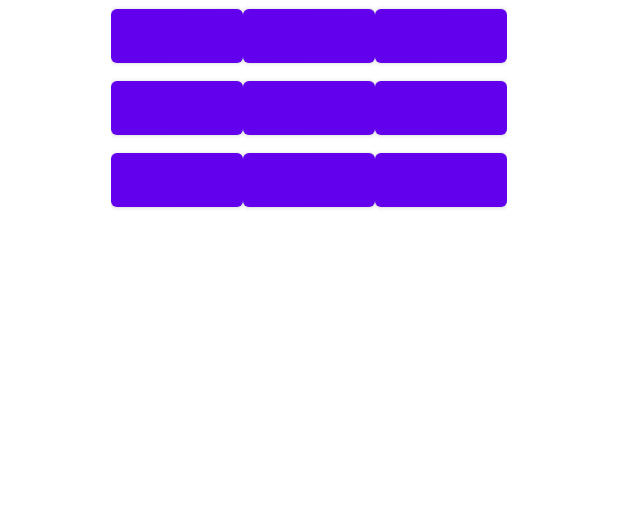
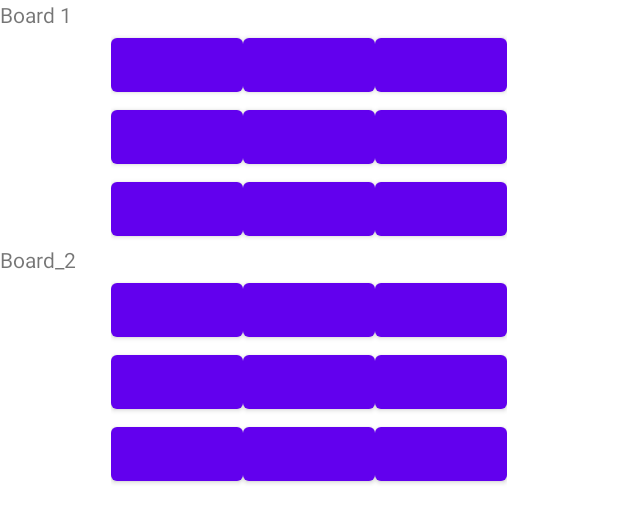
Before and after one commit to alexk2111/TicTacToe, an Android app: the layout activity_main.xml on its own in the app's theme, with its tools: preview values and no code run, on a phone screen of 412 x 824 dp. Shown: the top 523 px of the screen. Run offline under Robolectric (Android 15) with nearby library versions, the phone set to English and light mode, and no system bars.

Commit message:
Create board2

```diff
--- a/app/src/main/java/com/sigmasoftware/akucherenko/tictactoe/MainActivity.kt
+++ b/app/src/main/java/com/sigmasoftware/akucherenko/tictactoe/MainActivity.kt
@@ -15,17 +15,20 @@ private lateinit var binding: ActivityMainBinding
 class MainActivity : AppCompatActivity() {
 
     private lateinit var listOfViewBoard1: MutableList<Button>
+    private lateinit var listOfViewBoard2: MutableList<Button>
 
     override fun onCreate(savedInstanceState: Bundle?) {
         super.onCreate(savedInstanceState)
-//        setContentView(R.layout.activity_main)
         binding = ActivityMainBinding.inflate(layoutInflater)
         val view = binding.root
         setContentView(view)
 
-        val lay: LinearLayout = binding.board1 // findViewById(R.id.board1)
+        val board1: LinearLayout = binding.board1
+        val board2: LinearLayout = binding.board2
 
-        listOfViewBoard1 = createListOfView(lay)
+        listOfViewBoard1 = createListOfView(board1)
+        listOfViewBoard2 = createListOfView(board2)
+
     }
 
     private fun createListOfView(vg: View): MutableList<Button> {
@@ -41,7 +44,7 @@ class MainActivity : AppCompatActivity() {
         return localList
     }
 
-    fun onClickPole1(view: android.view.View) {
+    fun onClickBoard1(view: android.view.View) {
         val button: Button = view as Button
         if (button.text.toString() == "X" || button.text.toString() == "O") return
         button.text = "X"
@@ -60,4 +63,19 @@ class MainActivity : AppCompatActivity() {
         val randomStop = Random.nextInt(0, 10) * 1000
         delay(randomStop.toLong())
     }
+
+    fun onClickBoard2(view: android.view.View) {
+        val button: Button = view as Button
+        if (button.text.toString() == "X" || button.text.toString() == "O") return
+        button.text = "X"
+        listOfViewBoard2.removeAt(listOfViewBoard2.indexOf(button))
+        if (listOfViewBoard2.size == 0) return
+        GlobalScope.launch(Dispatchers.Main) {
+            delay(2000)
+            val button = listOfViewBoard2[(Random.nextInt(0, listOfViewBoard2.size - 1))]
+            withContext(Dispatchers.IO) { machineStep() }
+            button.text = "O"
+            listOfViewBoard2.removeAt(listOfViewBoard2.indexOf(button))
+        }
+    }
 }
--- a/app/src/main/res/layout/activity_main.xml
+++ b/app/src/main/res/layout/activity_main.xml
@@ -13,6 +13,10 @@
         android:layout_height="wrap_content"
         android:orientation="vertical">
 
+        <TextView
+            android:layout_width="wrap_content"
+            android:layout_height="wrap_content"
+            android:text="@string/board_1"/>
         <LinearLayout
             android:layout_width="wrap_content"
             android:layout_height="match_parent"
@@ -20,25 +24,25 @@
             android:orientation="horizontal">
 
             <Button
-                android:id="@+id/tv00"
+                android:id="@+id/button100"
                 android:layout_weight="1"
                 android:layout_width="wrap_content"
                 android:layout_height="wrap_content"
-                android:onClick="onClickPole1"/>
+                android:onClick="onClickBoard1"/>
 
             <Button
-                android:id="@+id/tv01"
+                android:id="@+id/button101"
                 android:layout_weight="1"
                 android:layout_width="wrap_content"
                 android:layout_height="wrap_content"
-                android:onClick="onClickPole1"/>
+                android:onClick="onClickBoard1"/>
 
             <Button
-                android:id="@+id/tv02"
+                android:id="@+id/button102"
                 android:layout_weight="1"
                 android:layout_width="wrap_content"
                 android:layout_height="wrap_content"
-                android:onClick="onClickPole1"/>
+                android:onClick="onClickBoard1"/>
 
         </LinearLayout>
 
@@ -47,28 +51,28 @@
             android:layout_height="match_parent"
             android:layout_gravity="center"
             android:orientation="horizontal"
-            android:onClick="onClickPole1">
+            android:onClick="onClickBoard1">
 
             <Button
-                android:id="@+id/tv10"
+                android:id="@+id/button110"
                 android:layout_weight="1"
                 android:layout_width="wrap_content"
                 android:layout_height="wrap_content"
-                android:onClick="onClickPole1"/>
+                android:onClick="onClickBoard1"/>
 
             <Button
-                android:id="@+id/tv11"
+                android:id="@+id/button111"
                 android:layout_weight="1"
                 android:layout_width="wrap_content"
                 android:layout_height="wrap_content"
-                android:onClick="onClickPole1"/>
+                android:onClick="onClickBoard1"/>
 
             <Button
-                android:id="@+id/tv12"
+                android:id="@+id/button112"
                 android:layout_weight="1"
                 android:layout_width="wrap_content"
                 android:layout_height="wrap_content"
-                android:onClick="onClickPole1"/>
+                android:onClick="onClickBoard1"/>
 
         </LinearLayout>
 
@@ -79,23 +83,126 @@
             android:orientation="horizontal">
 
             <Button
-                android:id="@+id/tv20"
+                android:id="@+id/button120"
+                android:layout_weight="1"
                 android:layout_width="wrap_content"
                 android:layout_height="wrap_content"
-                android:onClick="onClickPole1"/>
+                android:onClick="onClickBoard1"/>
 
             <Button
-                android:id="@+id/tv21"
+                android:id="@+id/button121"
+                android:layout_weight="1"
                 android:layout_width="wrap_content"
                 android:layout_height="wrap_content"
-                android:onClick="onClickPole1"/>
+                android:onClick="onClickBoard1"/>
 
             <Button
-                android:id="@+id/tv22"
+                android:id="@+id/button122"
+                android:layout_weight="1"
                 android:layout_width="wrap_content"
                 android:layout_height="wrap_content"
-                android:onClick="onClickPole1"/>
+                android:onClick="onClickBoard1"/>
 
         </LinearLayout>
     </LinearLayout>
+
+    <LinearLayout
+        android:id="@+id/board2"
+        android:layout_width="match_parent"
+        android:layout_height="wrap_content"
+        android:orientation="vertical">
+
+        <TextView
+            android:layout_width="wrap_content"
+            android:layout_height="wrap_content"
+            android:text="@string/board_2"/>
+        <LinearLayout
+            android:layout_width="wrap_content"
+            android:layout_height="match_parent"
+            android:layout_gravity="center"
+            android:orientation="horizontal">
+
+            <Button
+                android:id="@+id/button200"
+                android:layout_weight="1"
+                android:layout_width="wrap_content"
+                android:layout_height="wrap_content"
+                android:onClick="onClickBoard2"/>
+
+            <Button
+                android:id="@+id/button201"
+                android:layout_weight="1"
+                android:layout_width="wrap_content"
+                android:layout_height="wrap_content"
+                android:onClick="onClickBoard2"/>
+
+            <Button
+                android:id="@+id/button202"
+                android:layout_weight="1"
+                android:layout_width="wrap_content"
+                android:layout_height="wrap_content"
+                android:onClick="onClickBoard2"/>
+
+        </LinearLayout>
+
+        <LinearLayout
+            android:layout_width="wrap_content"
+            android:layout_height="match_parent"
+            android:layout_gravity="center"
+            android:orientation="horizontal"
+            android:onClick="onClickBoard2">
+
+            <Button
+                android:id="@+id/button210"
+                android:layout_weight="1"
+                android:layout_width="wrap_content"
+                android:layout_height="wrap_content"
+                android:onClick="onClickBoard2"/>
+
+            <Button
+                android:id="@+id/button211"
+                android:layout_weight="1"
+                android:layout_width="wrap_content"
+                android:layout_height="wrap_content"
+                android:onClick="onClickBoard2"/>
+
+            <Button
+                android:id="@+id/button212"
+                android:layout_weight="1"
+                android:layout_width="wrap_content"
+                android:layout_height="wrap_content"
+                android:onClick="onClickBoard2"/>
+
+        </LinearLayout>
+
+        <LinearLayout
+            android:layout_width="wrap_content"
+            android:layout_height="match_parent"
+            android:layout_gravity="center"
+            android:orientation="horizontal">
+
+            <Button
+                android:id="@+id/button220"
+                android:layout_weight="1"
+                android:layout_width="wrap_content"
+                android:layout_height="wrap_content"
+                android:onClick="onClickBoard2"/>
+
+            <Button
+                android:id="@+id/button221"
+                android:layout_weight="1"
+                android:layout_width="wrap_content"
+                android:layout_height="wrap_content"
+                android:onClick="onClickBoard2"/>
+
+            <Button
+                android:id="@+id/button222"
+                android:layout_weight="1"
+                android:layout_width="wrap_content"
+                android:layout_height="wrap_content"
+                android:onClick="onClickBoard2"/>
+
+        </LinearLayout>
+    </LinearLayout>
+
 </LinearLayout>
--- a/app/src/main/res/values/strings.xml
+++ b/app/src/main/res/values/strings.xml
@@ -1,3 +1,5 @@
 <resources>
     <string name="app_name">TicTacToe</string>
+    <string name="board_1">Board 1</string>
+    <string name="board_2">Board_2</string>
 </resources>
```
